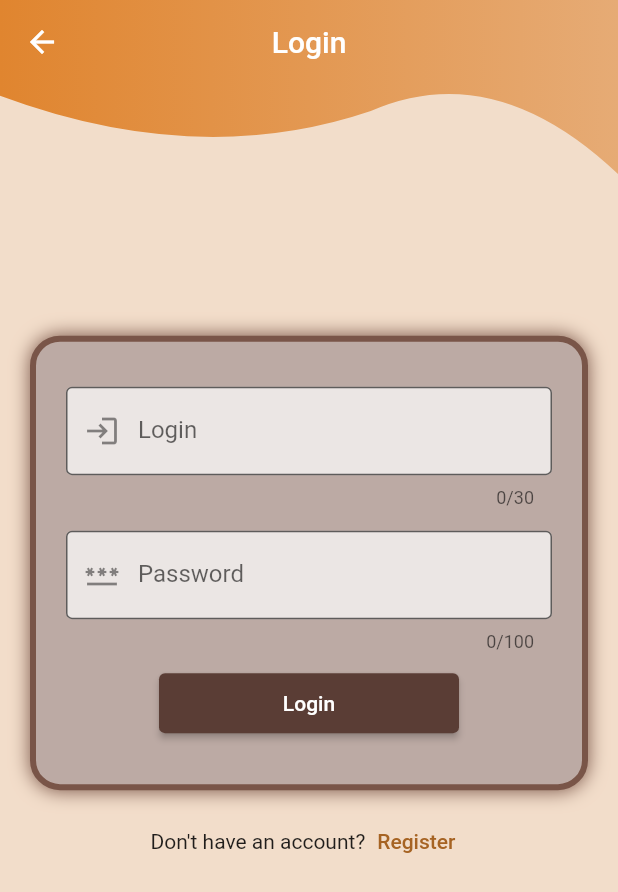
After one commit to makjac/Flutter_PostBox_app, a Flutter app: the screen it shows after launch, after a tap on "Login", on a phone screen of 412 x 824 dp. The commit adds this screen. Shown: the top 892 px of the screen. Run offline on Flutter 3.47's test engine with Material 2 defaults, Android fonts, the phone set to English and light mode, and no system bars; our stand-ins replace bloc, flutter_bloc, form_validator, shared_preferences; network calls fail.

Commit message:
Page template

```diff
--- /dev/null
+++ b/lib/graphic/templates/page_template.dart
@@ -0,0 +1,34 @@
+// ignore_for_file: public_member_api_docs, sort_constructors_first
+import 'package:flutter/material.dart';
+
+class PageTemplate extends StatelessWidget {
+  final Widget? body;
+  final String title;
+  const PageTemplate({
+    Key? key,
+    this.body,
+    this.title = "",
+  }) : super(key: key);
+
+  @override
+  Widget build(BuildContext context) {
+    return Scaffold(
+      appBar: AppBar(
+        title: Text(title),
+        centerTitle: true,
+        backgroundColor: Colors.transparent,
+        bottomOpacity: 0.0,
+        elevation: 0.0,
+        flexibleSpace: Container(
+          decoration: const BoxDecoration(
+            gradient: LinearGradient(
+              colors: [Color(0xFFE0852F), Color(0xFFE6AB75)],
+            ),
+          ),
+        ),
+      ),
+      backgroundColor: const Color.fromARGB(255, 242, 221, 202),
+      body: body,
+    );
+  }
+}
--- a/lib/pages/loginScreen.dart
+++ b/lib/pages/loginScreen.dart
@@ -10,6 +10,7 @@
 import 'package:post_box/constans/strings.dart';
 import 'package:post_box/graphic/appBars/startAppBar.dart';
 import 'package:post_box/graphic/alerts/normalAlert.dart';
+import 'package:post_box/graphic/templates/page_template.dart';
 import 'package:post_box/utils/userSharedPreferences.dart';
 import '../utils/customScroll.dart';
 
@@ -25,22 +26,8 @@
   final _passwdController = TextEditingController();
 
   @override
-  Widget build(BuildContext context) => Scaffold(
-        appBar: AppBar(
-          title: const Text('Login'),
-          centerTitle: true,
-          backgroundColor: Colors.transparent,
-          bottomOpacity: 0.0,
-          elevation: 0.0,
-          flexibleSpace: Container(
-            decoration: const BoxDecoration(
-              gradient: LinearGradient(
-                colors: [Color(0xFFE0852F), Color(0xFFE6AB75)],
-              ),
-            ),
-          ),
-        ),
-        backgroundColor: const Color.fromARGB(255, 242, 221, 202),
+  Widget build(BuildContext context) => PageTemplate(
+        title: "Login",
         body: CustomScrollView(
           scrollBehavior: MyBehavior(),
           slivers: [
--- a/lib/pages/pages_base.dart
+++ b/lib/pages/pages_base.dart
@@ -1,4 +1,4 @@
 export 'loginScreen.dart';
 export 'registerScreen.dart';
 export 'startScreen.dart';
-export 'ProfileSreen.dart';
+export 'profileSreen.dart';
```
Also changed, not shown: lib/pages/profileSreen.dart (+3 -16 lines), lib/pages/registerScreen.dart (+3 -16 lines).
